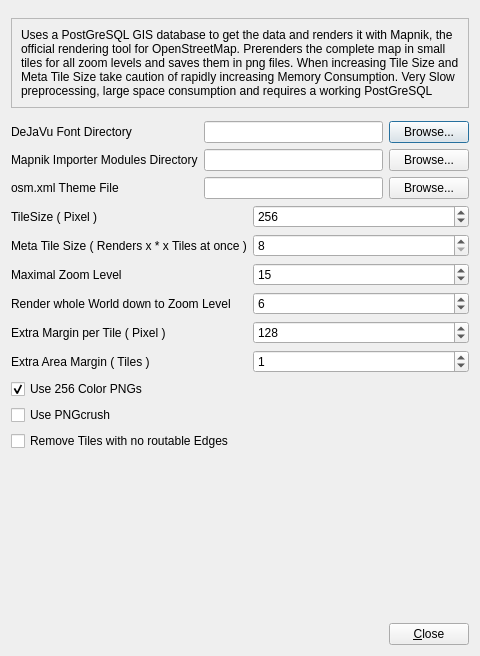
Before: the Qt Designer form plugins/osmrenderer/mrsettingsdialog.ui in shentok/MoNav, drawn with Qt 5.
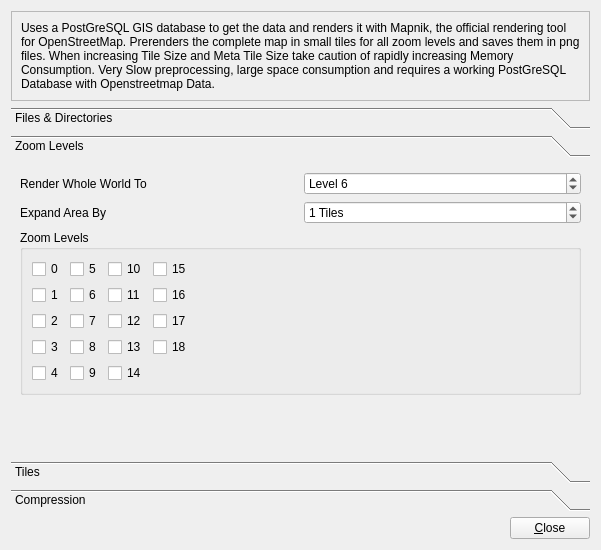
After: the same form once the commit is applied.

Commit message: OSMR + MR: It is now possible to select indiviual zoom levels to be rendered. An index entry now takes up 12 Bytes instead of 16

Diff of the .ui file:
```diff
--- a/plugins/osmrenderer/mrsettingsdialog.ui
+++ b/plugins/osmrenderer/mrsettingsdialog.ui
@@ -2,20 +2,16 @@
 <ui version="4.0">
  <class>MRSettingsDialog</class>
  <widget class="QDialog" name="MRSettingsDialog">
-  <property name="geometry">
-   <rect>
-    <x>0</x>
-    <y>0</y>
-    <width>480</width>
-    <height>656</height>
-   </rect>
+  <property name="sizePolicy">
+   <sizepolicy hsizetype="Fixed" vsizetype="Fixed">
+    <horstretch>0</horstretch>
+    <verstretch>0</verstretch>
+   </sizepolicy>
   </property>
   <property name="windowTitle">
    <string>Mapnik Renderer Settings</string>
   </property>
-  <layout class="QGridLayout" name="gridLayout_4">
-   <item row="0" column="0">
-    <layout class="QVBoxLayout" name="verticalLayout">
+  <layout class="QVBoxLayout" name="verticalLayout_3">
      <item>
       <widget class="QFrame" name="frame">
        <property name="sizePolicy">
@@ -51,11 +47,27 @@
       </widget>
      </item>
      <item>
-      <layout class="QGridLayout" name="gridLayout_3">
+    <widget class="QToolBox" name="toolBox">
+     <property name="currentIndex">
+      <number>1</number>
+     </property>
+     <widget class="QWidget" name="page_2">
+      <property name="geometry">
+       <rect>
+        <x>0</x>
+        <y>0</y>
+        <width>296</width>
+        <height>117</height>
+       </rect>
+      </property>
+      <attribute name="label">
+       <string>Files &amp;&amp; Directories</string>
+      </attribute>
+      <layout class="QGridLayout" name="gridLayout_3" columnstretch="0,1,0">
        <item row="0" column="0">
         <widget class="QLabel" name="label_2">
          <property name="text">
-          <string>DeJaVu Font Directory</string>
+          <string>DeJaVu Fonts</string>
          </property>
          <property name="buddy">
           <cstring>fontEdit</cstring>
@@ -81,7 +93,7 @@
        <item row="1" column="0">
         <widget class="QLabel" name="label_3">
          <property name="text">
-          <string>Mapnik Importer Modules Directory</string>
+          <string>Mapnik Importer Modules</string>
          </property>
          <property name="buddy">
           <cstring>modulesEdit</cstring>
@@ -107,7 +119,7 @@
        <item row="2" column="0">
         <widget class="QLabel" name="label_4">
          <property name="text">
-          <string>osm.xml Theme File</string>
+          <string>Mapnik Theme (osm.xml)</string>
          </property>
          <property name="buddy">
           <cstring>themeEdit</cstring>
@@ -130,14 +142,277 @@
          </property>
         </widget>
        </item>
+       <item row="3" column="0">
+        <spacer name="verticalSpacer_3">
+         <property name="orientation">
+          <enum>Qt::Vertical</enum>
+         </property>
+         <property name="sizeHint" stdset="0">
+          <size>
+           <width>20</width>
+           <height>40</height>
+          </size>
+         </property>
+        </spacer>
+       </item>
       </layout>
-     </item>
+     </widget>
+     <widget class="QWidget" name="page">
+      <property name="geometry">
+       <rect>
+        <x>0</x>
+        <y>0</y>
+        <width>495</width>
+        <height>301</height>
+       </rect>
+      </property>
+      <attribute name="label">
+       <string>Zoom Levels</string>
+      </attribute>
+      <layout class="QVBoxLayout" name="verticalLayout">
+       <item>
+        <layout class="QHBoxLayout" name="horizontalLayout_2">
+         <item>
+          <widget class="QLabel" name="label_8">
+           <property name="text">
+            <string>Render Whole World To</string>
+           </property>
+           <property name="buddy">
+            <cstring>minZoom</cstring>
+           </property>
+          </widget>
+         </item>
+         <item>
+          <widget class="QSpinBox" name="minZoom">
+           <property name="prefix">
+            <string>Level </string>
+           </property>
+           <property name="value">
+            <number>6</number>
+           </property>
+          </widget>
+         </item>
+        </layout>
+       </item>
+       <item>
+        <layout class="QHBoxLayout" name="horizontalLayout_3">
+         <item>
+          <widget class="QLabel" name="label_10">
+           <property name="text">
+            <string>Expand Area By</string>
+           </property>
+           <property name="buddy">
+            <cstring>tileMargin</cstring>
+           </property>
+          </widget>
+         </item>
+         <item>
+          <widget class="QSpinBox" name="tileMargin">
+           <property name="suffix">
+            <string> Tiles</string>
+           </property>
+           <property name="value">
+            <number>1</number>
+           </property>
+          </widget>
+         </item>
+        </layout>
+       </item>
+       <item>
+        <widget class="QGroupBox" name="groupBox">
+         <property name="title">
+          <string>Zoom Levels</string>
+         </property>
+         <layout class="QGridLayout" name="gridLayout_4">
+          <item row="0" column="0">
+           <widget class="QCheckBox" name="zoom0">
+            <property name="text">
+             <string>0</string>
+            </property>
+           </widget>
+          </item>
+          <item row="0" column="1">
+           <widget class="QCheckBox" name="zoom5">
+            <property name="text">
+             <string>5</string>
+            </property>
+           </widget>
+          </item>
+          <item row="0" column="2">
+           <widget class="QCheckBox" name="zoom10">
+            <property name="text">
+             <string>10</string>
+            </property>
+           </widget>
+          </item>
+          <item row="0" column="3">
+           <widget class="QCheckBox" name="zoom15">
+            <property name="text">
+             <string>15</string>
+            </property>
+           </widget>
+          </item>
+          <item row="1" column="0">
+           <widget class="QCheckBox" name="zoom1">
+            <property name="text">
+             <string>1</string>
+            </property>
+           </widget>
+          </item>
+          <item row="1" column="1">
+           <widget class="QCheckBox" name="zoom6">
+            <property name="text">
+             <string>6</string>
+            </property>
+           </widget>
+          </item>
+          <item row="1" column="2">
+           <widget class="QCheckBox" name="zoom11">
+            <property name="text">
+             <string>11</string>
+            </property>
+           </widget>
+          </item>
+          <item row="1" column="3">
+           <widget class="QCheckBox" name="zoom16">
+            <property name="text">
+             <string>16</string>
+            </property>
+           </widget>
+          </item>
+          <item row="1" column="4">
+           <spacer name="horizontalSpacer_3">
+            <property name="orientation">
+             <enum>Qt::Horizontal</enum>
+            </property>
+            <property name="sizeHint" stdset="0">
+             <size>
+              <width>40</width>
+              <height>20</height>
+             </size>
+            </property>
+           </spacer>
+          </item>
+          <item row="2" column="0">
+           <widget class="QCheckBox" name="zoom2">
+            <property name="text">
+             <string>2</string>
+            </property>
+           </widget>
+          </item>
+          <item row="2" column="1">
+           <widget class="QCheckBox" name="zoom7">
+            <property name="text">
+             <string>7</string>
+            </property>
+           </widget>
+          </item>
+          <item row="2" column="2">
+           <widget class="QCheckBox" name="zoom12">
+            <property name="text">
+             <string>12</string>
+            </property>
+           </widget>
+          </item>
+          <item row="2" column="3">
+           <widget class="QCheckBox" name="zoom17">
+            <property name="text">
+             <string>17</string>
+            </property>
+           </widget>
+          </item>
+          <item row="3" column="0">
+           <widget class="QCheckBox" name="zoom3">
+            <property name="text">
+             <string>3</string>
+            </property>
+           </widget>
+          </item>
+          <item row="3" column="1">
+           <widget class="QCheckBox" name="zoom8">
+            <property name="text">
+             <string>8</string>
+            </property>
+           </widget>
+          </item>
+          <item row="3" column="2">
+           <widget class="QCheckBox" name="zoom13">
+            <property name="text">
+             <string>13</string>
+            </property>
+           </widget>
+          </item>
+          <item row="3" column="3">
+           <widget class="QCheckBox" name="zoom18">
+            <property name="text">
+             <string>18</string>
+            </property>
+           </widget>
+          </item>
+          <item row="4" column="0">
+           <widget class="QCheckBox" name="zoom4">
+            <property name="text">
+             <string>4</string>
+            </property>
+           </widget>
+          </item>
+          <item row="4" column="1">
+           <widget class="QCheckBox" name="zoom9">
+            <property name="sizePolicy">
+             <sizepolicy hsizetype="Fixed" vsizetype="Fixed">
+              <horstretch>0</horstretch>
+              <verstretch>0</verstretch>
+             </sizepolicy>
+            </property>
+            <property name="text">
+             <string>9</string>
+            </property>
+           </widget>
+          </item>
+          <item row="4" column="2">
+           <widget class="QCheckBox" name="zoom14">
+            <property name="text">
+             <string>14</string>
+            </property>
+           </widget>
+          </item>
+         </layout>
+        </widget>
+       </item>
+       <item>
+        <spacer name="verticalSpacer">
+         <property name="orientation">
+          <enum>Qt::Vertical</enum>
+         </property>
+         <property name="sizeHint" stdset="0">
+          <size>
+           <width>20</width>
+           <height>51</height>
+          </size>
+         </property>
+        </spacer>
+       </item>
+      </layout>
+     </widget>
+     <widget class="QWidget" name="page_3">
+      <property name="geometry">
+       <rect>
+        <x>0</x>
+        <y>0</y>
+        <width>782</width>
+        <height>327</height>
+       </rect>
+      </property>
+      <attribute name="label">
+       <string>Tiles</string>
+      </attribute>
+      <layout class="QVBoxLayout" name="verticalLayout_4">
      <item>
       <layout class="QGridLayout" name="gridLayout_2">
        <item row="0" column="0">
         <widget class="QLabel" name="label_5">
          <property name="text">
-          <string>TileSize ( Pixel )</string>
+            <string>Tile Size</string>
          </property>
          <property name="buddy">
           <cstring>tileSize</cstring>
@@ -146,6 +421,9 @@
        </item>
        <item row="0" column="1">
         <widget class="QSpinBox" name="tileSize">
+           <property name="suffix">
+            <string> Pixel</string>
+           </property>
          <property name="minimum">
           <number>64</number>
          </property>
@@ -161,84 +439,20 @@
         </widget>
        </item>
        <item row="1" column="0">
-        <widget class="QLabel" name="label_6">
-         <property name="text">
-          <string>Meta Tile Size ( Renders x * x Tiles at once )</string>
-         </property>
-         <property name="buddy">
-          <cstring>metaTileSize</cstring>
-         </property>
-        </widget>
-       </item>
-       <item row="1" column="1">
-        <widget class="QSpinBox" name="metaTileSize">
-         <property name="minimum">
-          <number>8</number>
-         </property>
-         <property name="maximum">
-          <number>1024</number>
-         </property>
-        </widget>
-       </item>
-       <item row="2" column="1">
-        <widget class="QSpinBox" name="maxZoom">
-         <property name="maximum">
-          <number>99</number>
-         </property>
-         <property name="value">
-          <number>15</number>
-         </property>
-        </widget>
-       </item>
-       <item row="2" column="0">
-        <widget class="QLabel" name="label_7">
-         <property name="text">
-          <string>Maximal Zoom Level</string>
-         </property>
-         <property name="buddy">
-          <cstring>maxZoom</cstring>
-         </property>
-        </widget>
-       </item>
-       <item row="3" column="1">
-        <widget class="QSpinBox" name="minZoom">
-         <property name="value">
-          <number>6</number>
-         </property>
-        </widget>
-       </item>
-       <item row="3" column="0">
-        <widget class="QLabel" name="label_8">
-         <property name="text">
-          <string>Render whole World down to Zoom Level</string>
-         </property>
-         <property name="buddy">
-          <cstring>minZoom</cstring>
-         </property>
-        </widget>
-       </item>
-       <item row="4" column="0">
         <widget class="QLabel" name="label_9">
          <property name="text">
-          <string>Extra Margin per Tile ( Pixel )</string>
+            <string>Margin</string>
          </property>
          <property name="buddy">
           <cstring>margin</cstring>
          </property>
         </widget>
        </item>
-       <item row="5" column="0">
-        <widget class="QLabel" name="label_10">
-         <property name="text">
-          <string>Extra Area Margin ( Tiles )</string>
-         </property>
-         <property name="buddy">
-          <cstring>tileMargin</cstring>
-         </property>
-        </widget>
-       </item>
-       <item row="4" column="1">
+         <item row="1" column="1">
         <widget class="QSpinBox" name="margin">
+           <property name="suffix">
+            <string> Pixel</string>
+           </property>
          <property name="minimum">
           <number>32</number>
          </property>
@@ -253,15 +467,59 @@
          </property>
         </widget>
        </item>
-       <item row="5" column="1">
-        <widget class="QSpinBox" name="tileMargin">
-         <property name="value">
-          <number>1</number>
-         </property>
-        </widget>
-       </item>
-      </layout>
-     </item>
+         <item row="2" column="0">
+          <widget class="QLabel" name="label_6">
+           <property name="text">
+            <string>Meta Tile Size ( Renders X * X Tiles At Once )</string>
+           </property>
+           <property name="buddy">
+            <cstring>metaTileSize</cstring>
+           </property>
+          </widget>
+         </item>
+         <item row="2" column="1">
+          <widget class="QSpinBox" name="metaTileSize">
+           <property name="suffix">
+            <string> Tiles</string>
+           </property>
+           <property name="minimum">
+            <number>8</number>
+           </property>
+           <property name="maximum">
+            <number>1024</number>
+           </property>
+          </widget>
+         </item>
+        </layout>
+       </item>
+       <item>
+        <spacer name="verticalSpacer_2">
+         <property name="orientation">
+          <enum>Qt::Vertical</enum>
+         </property>
+         <property name="sizeHint" stdset="0">
+          <size>
+           <width>20</width>
+           <height>186</height>
+          </size>
+         </property>
+        </spacer>
+       </item>
+      </layout>
+     </widget>
+     <widget class="QWidget" name="page_4">
+      <property name="geometry">
+       <rect>
+        <x>0</x>
+        <y>0</y>
+        <width>268</width>
+        <height>96</height>
+       </rect>
+      </property>
+      <attribute name="label">
+       <string>Compression</string>
+      </attribute>
+      <layout class="QVBoxLayout" name="verticalLayout_2">
      <item>
       <widget class="QCheckBox" name="colorReduction">
        <property name="text">
@@ -287,17 +545,21 @@
       </widget>
      </item>
      <item>
-      <spacer name="verticalSpacer">
+        <spacer name="verticalSpacer_4">
        <property name="orientation">
         <enum>Qt::Vertical</enum>
        </property>
        <property name="sizeHint" stdset="0">
         <size>
          <width>20</width>
-         <height>40</height>
+           <height>362</height>
         </size>
        </property>
       </spacer>
+       </item>
+      </layout>
+     </widget>
+    </widget>
      </item>
      <item>
       <layout class="QHBoxLayout" name="horizontalLayout">
@@ -320,8 +582,6 @@
           <string>&amp;Close</string>
          </property>
         </widget>
-       </item>
-      </layout>
      </item>
     </layout>
    </item>
```
Lines whose indentation alone changed are shown as unchanged. The commit also changes 15 other files.
